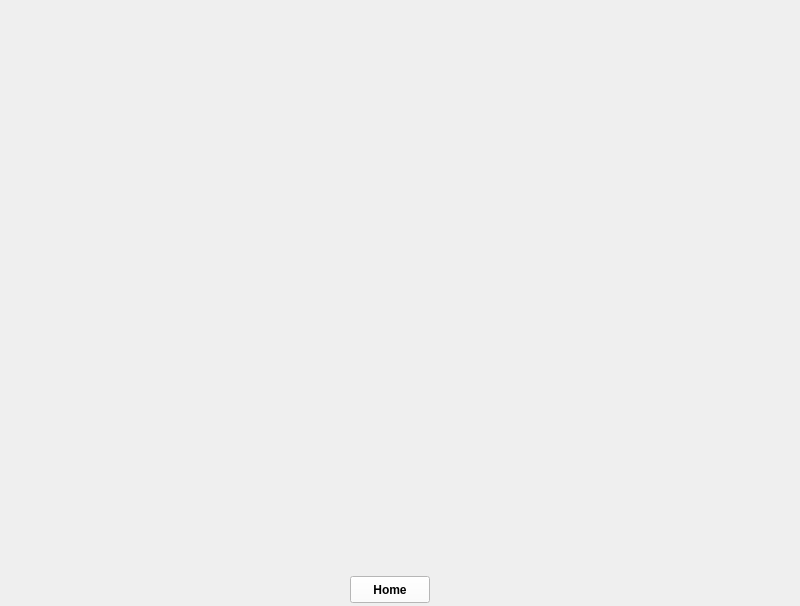
Above: Progetto/mainwindow.ui from Fappio97/ProjectPO before the change. Below: the same form after it.
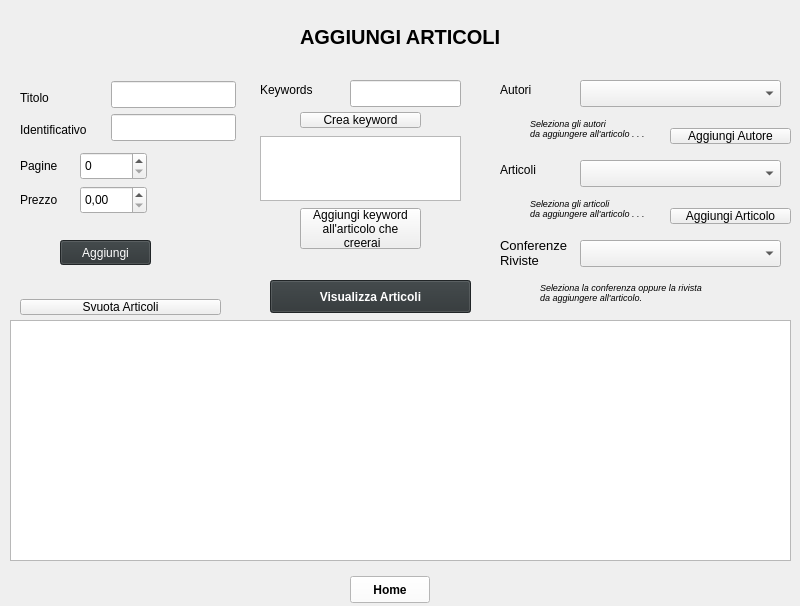
That is the form after the change. The open tabs and pages were chosen to show the change.

What changed in the file:
```diff
--- a/Progetto/mainwindow.ui
+++ b/Progetto/mainwindow.ui
@@ -865,8 +865,739 @@
       </property>
      </widget>
     </widget>
-    <widget class="QWidget" name="PaginaRiviste"/>
-    <widget class="QWidget" name="PaginaArticoli"/>
+    <widget class="QWidget" name="PaginaRiviste">
+     <widget class="QSpinBox" name="VolumeInput">
+      <property name="geometry">
+       <rect>
+        <x>270</x>
+        <y>280</y>
+        <width>45</width>
+        <height>28</height>
+       </rect>
+      </property>
+     </widget>
+     <widget class="QPushButton" name="AggiungiRivista">
+      <property name="geometry">
+       <rect>
+        <x>160</x>
+        <y>496</y>
+        <width>181</width>
+        <height>41</height>
+       </rect>
+      </property>
+      <property name="styleSheet">
+       <string notr="true">background-color: rgb(46, 52, 54);
+color: rgb(255, 255, 255);</string>
+      </property>
+      <property name="text">
+       <string>Aggiungi Rivista</string>
+      </property>
+     </widget>
+     <widget class="QLineEdit" name="EditoreInput">
+      <property name="geometry">
+       <rect>
+        <x>191</x>
+        <y>243</y>
+        <width>125</width>
+        <height>27</height>
+       </rect>
+      </property>
+     </widget>
+     <widget class="QLabel" name="Volume">
+      <property name="geometry">
+       <rect>
+        <x>100</x>
+        <y>288</y>
+        <width>91</width>
+        <height>17</height>
+       </rect>
+      </property>
+      <property name="text">
+       <string>Volume</string>
+      </property>
+     </widget>
+     <widget class="QLabel" name="Editore">
+      <property name="geometry">
+       <rect>
+        <x>100</x>
+        <y>248</y>
+        <width>51</width>
+        <height>19</height>
+       </rect>
+      </property>
+      <property name="text">
+       <string>Editore</string>
+      </property>
+     </widget>
+     <widget class="QCalendarWidget" name="CalendarioRivista">
+      <property name="geometry">
+       <rect>
+        <x>490</x>
+        <y>112</y>
+        <width>231</width>
+        <height>145</height>
+       </rect>
+      </property>
+      <property name="palette">
+       <palette>
+        <active>
+         <colorrole role="Highlight">
+          <brush brushstyle="SolidPattern">
+           <color alpha="255">
+            <red>46</red>
+            <green>52</green>
+            <blue>54</blue>
+           </color>
+          </brush>
+         </colorrole>
+         <colorrole role="AlternateBase">
+          <brush brushstyle="SolidPattern">
+           <color alpha="255">
+            <red>46</red>
+            <green>52</green>
+            <blue>54</blue>
+           </color>
+          </brush>
+         </colorrole>
+        </active>
+        <inactive>
+         <colorrole role="Highlight">
+          <brush brushstyle="SolidPattern">
+           <color alpha="255">
+            <red>46</red>
+            <green>52</green>
+            <blue>54</blue>
+           </color>
+          </brush>
+         </colorrole>
+         <colorrole role="AlternateBase">
+          <brush brushstyle="SolidPattern">
+           <color alpha="255">
+            <red>46</red>
+            <green>52</green>
+            <blue>54</blue>
+           </color>
+          </brush>
+         </colorrole>
+        </inactive>
+        <disabled>
+         <colorrole role="Highlight">
+          <brush brushstyle="SolidPattern">
+           <color alpha="255">
+            <red>145</red>
+            <green>145</green>
+            <blue>145</blue>
+           </color>
+          </brush>
+         </colorrole>
+         <colorrole role="AlternateBase">
+          <brush brushstyle="SolidPattern">
+           <color alpha="255">
+            <red>46</red>
+            <green>52</green>
+            <blue>54</blue>
+           </color>
+          </brush>
+         </colorrole>
+        </disabled>
+       </palette>
+      </property>
+      <property name="styleSheet">
+       <string notr="true">alternate-background-color: rgb(46, 52, 54);</string>
+      </property>
+      <property name="gridVisible">
+       <bool>true</bool>
+      </property>
+      <property name="horizontalHeaderFormat">
+       <enum>QCalendarWidget::NoHorizontalHeader</enum>
+      </property>
+      <property name="verticalHeaderFormat">
+       <enum>QCalendarWidget::NoVerticalHeader</enum>
+      </property>
+      <property name="navigationBarVisible">
+       <bool>true</bool>
+      </property>
+      <property name="dateEditEnabled">
+       <bool>true</bool>
+      </property>
+     </widget>
+     <widget class="QLabel" name="Nome_3">
+      <property name="geometry">
+       <rect>
+        <x>100</x>
+        <y>152</y>
+        <width>42</width>
+        <height>19</height>
+       </rect>
+      </property>
+      <property name="text">
+       <string>Nome</string>
+      </property>
+     </widget>
+     <widget class="QLineEdit" name="NomeInput_3">
+      <property name="geometry">
+       <rect>
+        <x>191</x>
+        <y>145</y>
+        <width>125</width>
+        <height>27</height>
+       </rect>
+      </property>
+     </widget>
+     <widget class="QLineEdit" name="AcronimoInput_2">
+      <property name="geometry">
+       <rect>
+        <x>191</x>
+        <y>178</y>
+        <width>125</width>
+        <height>27</height>
+       </rect>
+      </property>
+     </widget>
+     <widget class="QLabel" name="Acronimo_2">
+      <property name="geometry">
+       <rect>
+        <x>100</x>
+        <y>184</y>
+        <width>66</width>
+        <height>19</height>
+       </rect>
+      </property>
+      <property name="text">
+       <string>Acronimo</string>
+      </property>
+     </widget>
+     <widget class="QLabel" name="TITLE_4">
+      <property name="geometry">
+       <rect>
+        <x>290</x>
+        <y>16</y>
+        <width>191</width>
+        <height>81</height>
+       </rect>
+      </property>
+      <property name="font">
+       <font>
+        <pointsize>16</pointsize>
+        <weight>75</weight>
+        <bold>true</bold>
+       </font>
+      </property>
+      <property name="text">
+       <string>AGGIUNGI RIVISTA</string>
+      </property>
+     </widget>
+     <widget class="QLabel" name="label_6">
+      <property name="geometry">
+       <rect>
+        <x>140</x>
+        <y>336</y>
+        <width>181</width>
+        <height>137</height>
+       </rect>
+      </property>
+      <property name="font">
+       <font>
+        <pointsize>9</pointsize>
+        <italic>true</italic>
+       </font>
+      </property>
+      <property name="text">
+       <string>Per creare una rivista:
+ - Inserire un nome;
+ - Inserire un acronimo;
+ -Inserire una data;
+ - Inserire la casa editrice;
+ - Inserire il volume.
+</string>
+      </property>
+     </widget>
+     <widget class="QPushButton" name="VisualizzaRiviste">
+      <property name="geometry">
+       <rect>
+        <x>430</x>
+        <y>496</y>
+        <width>181</width>
+        <height>41</height>
+       </rect>
+      </property>
+      <property name="text">
+       <string>Visualizza Riviste</string>
+      </property>
+     </widget>
+    </widget>
+    <widget class="QWidget" name="PaginaDivulgazioni">
+     <widget class="QPlainTextEdit" name="StampaDivulgazioni">
+      <property name="geometry">
+       <rect>
+        <x>30</x>
+        <y>136</y>
+        <width>731</width>
+        <height>409</height>
+       </rect>
+      </property>
+     </widget>
+     <widget class="QPushButton" name="SvuotaDivulgazioni">
+      <property name="geometry">
+       <rect>
+        <x>70</x>
+        <y>88</y>
+        <width>241</width>
+        <height>33</height>
+       </rect>
+      </property>
+      <property name="text">
+       <string>Svuota Conferenze e Riviste</string>
+      </property>
+     </widget>
+     <widget class="QPushButton" name="VisualizzaDivulgazioni">
+      <property name="geometry">
+       <rect>
+        <x>470</x>
+        <y>88</y>
+        <width>241</width>
+        <height>33</height>
+       </rect>
+      </property>
+      <property name="font">
+       <font>
+        <weight>75</weight>
+        <bold>true</bold>
+       </font>
+      </property>
+      <property name="styleSheet">
+       <string notr="true">background-color: rgb(46, 52, 54);
+color: rgb(255, 255, 255);</string>
+      </property>
+      <property name="text">
+       <string>Visualizza Conferenze e Riviste</string>
+      </property>
+     </widget>
+     <widget class="QLabel" name="TITLE_5">
+      <property name="geometry">
+       <rect>
+        <x>220</x>
+        <y>40</y>
+        <width>351</width>
+        <height>25</height>
+       </rect>
+      </property>
+      <property name="font">
+       <font>
+        <pointsize>15</pointsize>
+        <weight>75</weight>
+        <bold>true</bold>
+       </font>
+      </property>
+      <property name="text">
+       <string>VISUALIZZA CONFERENZE E RIVISTE</string>
+      </property>
+     </widget>
+    </widget>
+    <widget class="QWidget" name="PaginaArticoli">
+     <widget class="QLineEdit" name="TitoloInput">
+      <property name="geometry">
+       <rect>
+        <x>111</x>
+        <y>81</y>
+        <width>125</width>
+        <height>27</height>
+       </rect>
+      </property>
+     </widget>
+     <widget class="QLineEdit" name="IdentificativoInput">
+      <property name="geometry">
+       <rect>
+        <x>111</x>
+        <y>114</y>
+        <width>125</width>
+        <height>27</height>
+       </rect>
+      </property>
+     </widget>
+     <widget class="QLabel" name="Identificativo">
+      <property name="geometry">
+       <rect>
+        <x>20</x>
+        <y>120</y>
+        <width>91</width>
+        <height>19</height>
+       </rect>
+      </property>
+      <property name="text">
+       <string>Identificativo</string>
+      </property>
+     </widget>
+     <widget class="QLabel" name="Pagine">
+      <property name="geometry">
+       <rect>
+        <x>20</x>
+        <y>152</y>
+        <width>46</width>
+        <height>28</height>
+       </rect>
+      </property>
+      <property name="text">
+       <string>Pagine</string>
+      </property>
+     </widget>
+     <widget class="QSpinBox" name="PagineInput">
+      <property name="geometry">
+       <rect>
+        <x>80</x>
+        <y>152</y>
+        <width>67</width>
+        <height>28</height>
+       </rect>
+      </property>
+     </widget>
+     <widget class="QLabel" name="Titolo">
+      <property name="geometry">
+       <rect>
+        <x>20</x>
+        <y>88</y>
+        <width>42</width>
+        <height>19</height>
+       </rect>
+      </property>
+      <property name="text">
+       <string>Titolo</string>
+      </property>
+     </widget>
+     <widget class="QLabel" name="Prezzo">
+      <property name="geometry">
+       <rect>
+        <x>20</x>
+        <y>186</y>
+        <width>46</width>
+        <height>28</height>
+       </rect>
+      </property>
+      <property name="text">
+       <string>Prezzo</string>
+      </property>
+     </widget>
+     <widget class="QDoubleSpinBox" name="PrezzoInput">
+      <property name="geometry">
+       <rect>
+        <x>80</x>
+        <y>186</y>
+        <width>67</width>
+        <height>28</height>
+       </rect>
+      </property>
+     </widget>
+     <widget class="QLabel" name="TITLE_6">
+      <property name="geometry">
+       <rect>
+        <x>300</x>
+        <y>24</y>
+        <width>201</width>
+        <height>25</height>
+       </rect>
+      </property>
+      <property name="font">
+       <font>
+        <pointsize>15</pointsize>
+        <weight>75</weight>
+        <bold>true</bold>
+       </font>
+      </property>
+      <property name="text">
+       <string>AGGIUNGI ARTICOLI</string>
+      </property>
+     </widget>
+     <widget class="QLabel" name="Autori">
+      <property name="geometry">
+       <rect>
+        <x>500</x>
+        <y>80</y>
+        <width>51</width>
+        <height>19</height>
+       </rect>
+      </property>
+      <property name="text">
+       <string>Autori</string>
+      </property>
+     </widget>
+     <widget class="QComboBox" name="AutoriBox">
+      <property name="geometry">
+       <rect>
+        <x>580</x>
+        <y>80</y>
+        <width>201</width>
+        <height>27</height>
+       </rect>
+      </property>
+     </widget>
+     <widget class="QLabel" name="Articoli">
+      <property name="geometry">
+       <rect>
+        <x>500</x>
+        <y>160</y>
+        <width>51</width>
+        <height>19</height>
+       </rect>
+      </property>
+      <property name="text">
+       <string>Articoli</string>
+      </property>
+     </widget>
+     <widget class="QComboBox" name="ArticoliBox">
+      <property name="geometry">
+       <rect>
+        <x>580</x>
+        <y>160</y>
+        <width>201</width>
+        <height>27</height>
+       </rect>
+      </property>
+     </widget>
+     <widget class="QLabel" name="ConferenzeRiviste">
+      <property name="geometry">
+       <rect>
+        <x>500</x>
+        <y>232</y>
+        <width>81</width>
+        <height>41</height>
+       </rect>
+      </property>
+      <property name="font">
+       <font>
+        <pointsize>10</pointsize>
+       </font>
+      </property>
+      <property name="text">
+       <string>Conferenze
+Riviste</string>
+      </property>
+     </widget>
+     <widget class="QComboBox" name="ConferenzeRivisteBox">
+      <property name="geometry">
+       <rect>
+        <x>580</x>
+        <y>240</y>
+        <width>201</width>
+        <height>27</height>
+       </rect>
+      </property>
+     </widget>
+     <widget class="QPushButton" name="VisualizzaArticoli">
+      <property name="geometry">
+       <rect>
+        <x>270</x>
+        <y>280</y>
+        <width>201</width>
+        <height>33</height>
+       </rect>
+      </property>
+      <property name="font">
+       <font>
+        <weight>75</weight>
+        <bold>true</bold>
+       </font>
+      </property>
+      <property name="styleSheet">
+       <string notr="true">background-color: rgb(46, 52, 54);
+color: rgb(255, 255, 255);</string>
+      </property>
+      <property name="text">
+       <string>Visualizza Articoli</string>
+      </property>
+     </widget>
+     <widget class="QPushButton" name="SvuotaArticoli">
+      <property name="geometry">
+       <rect>
+        <x>20</x>
+        <y>299</y>
+        <width>201</width>
+        <height>16</height>
+       </rect>
+      </property>
+      <property name="text">
+       <string>Svuota Articoli</string>
+      </property>
+     </widget>
+     <widget class="QPlainTextEdit" name="StampaArticoli">
+      <property name="geometry">
+       <rect>
+        <x>10</x>
+        <y>320</y>
+        <width>781</width>
+        <height>241</height>
+       </rect>
+      </property>
+     </widget>
+     <widget class="QLabel" name="keyword">
+      <property name="geometry">
+       <rect>
+        <x>260</x>
+        <y>80</y>
+        <width>71</width>
+        <height>19</height>
+       </rect>
+      </property>
+      <property name="text">
+       <string>Keywords</string>
+      </property>
+     </widget>
+     <widget class="QLineEdit" name="KeywordInput">
+      <property name="geometry">
+       <rect>
+        <x>350</x>
+        <y>80</y>
+        <width>111</width>
+        <height>27</height>
+       </rect>
+      </property>
+     </widget>
+     <widget class="QPushButton" name="CreaKeyword">
+      <property name="geometry">
+       <rect>
+        <x>300</x>
+        <y>112</y>
+        <width>121</width>
+        <height>16</height>
+       </rect>
+      </property>
+      <property name="text">
+       <string>Crea keyword</string>
+      </property>
+     </widget>
+     <widget class="QListWidget" name="ListaKeyword">
+      <property name="geometry">
+       <rect>
+        <x>260</x>
+        <y>136</y>
+        <width>201</width>
+        <height>65</height>
+       </rect>
+      </property>
+     </widget>
+     <widget class="QPushButton" name="AggiungiKeyword">
+      <property name="geometry">
+       <rect>
+        <x>300</x>
+        <y>208</y>
+        <width>121</width>
+        <height>41</height>
+       </rect>
+      </property>
+      <property name="font">
+       <font>
+        <pointsize>9</pointsize>
+       </font>
+      </property>
+      <property name="text">
+       <string>Aggiungi keyword
+all'articolo che
+ creerai</string>
+      </property>
+     </widget>
+     <widget class="QPushButton" name="AggiungiArticolo">
+      <property name="geometry">
+       <rect>
+        <x>60</x>
+        <y>240</y>
+        <width>91</width>
+        <height>25</height>
+       </rect>
+      </property>
+      <property name="styleSheet">
+       <string notr="true">background-color: rgb(46, 52, 54);
+color: rgb(255, 255, 255);</string>
+      </property>
+      <property name="text">
+       <string>Aggiungi</string>
+      </property>
+     </widget>
+     <widget class="QPushButton" name="AddAutore">
+      <property name="geometry">
+       <rect>
+        <x>670</x>
+        <y>128</y>
+        <width>121</width>
+        <height>16</height>
+       </rect>
+      </property>
+      <property name="text">
+       <string>Aggiungi Autore</string>
+      </property>
+     </widget>
+     <widget class="QPushButton" name="AddArticolo">
+      <property name="geometry">
+       <rect>
+        <x>670</x>
+        <y>208</y>
+        <width>121</width>
+        <height>16</height>
+       </rect>
+      </property>
+      <property name="text">
+       <string>Aggiungi Articolo</string>
+      </property>
+     </widget>
+     <widget class="QLabel" name="label_7">
+      <property name="geometry">
+       <rect>
+        <x>530</x>
+        <y>192</y>
+        <width>131</width>
+        <height>33</height>
+       </rect>
+      </property>
+      <property name="font">
+       <font>
+        <pointsize>7</pointsize>
+        <italic>true</italic>
+       </font>
+      </property>
+      <property name="text">
+       <string>Seleziona gli articoli
+da aggiungere all'articolo . . .</string>
+      </property>
+     </widget>
+     <widget class="QLabel" name="label_8">
+      <property name="geometry">
+       <rect>
+        <x>530</x>
+        <y>112</y>
+        <width>131</width>
+        <height>33</height>
+       </rect>
+      </property>
+      <property name="font">
+       <font>
+        <pointsize>7</pointsize>
+        <italic>true</italic>
+       </font>
+      </property>
+      <property name="text">
+       <string>Seleziona gli autori
+da aggiungere all'articolo . . .</string>
+      </property>
+     </widget>
+     <widget class="QLabel" name="label_9">
+      <property name="geometry">
+       <rect>
+        <x>540</x>
+        <y>272</y>
+        <width>241</width>
+        <height>41</height>
+       </rect>
+      </property>
+      <property name="font">
+       <font>
+        <pointsize>7</pointsize>
+        <italic>true</italic>
+       </font>
+      </property>
+      <property name="text">
+       <string>Seleziona la conferenza oppure la rivista
+da aggiungere all'articolo.</string>
+      </property>
+     </widget>
+    </widget>
    </widget>
   </widget>
  </widget>
```
Left out of the diff: 258 changed lines with no effect on the pictures.
